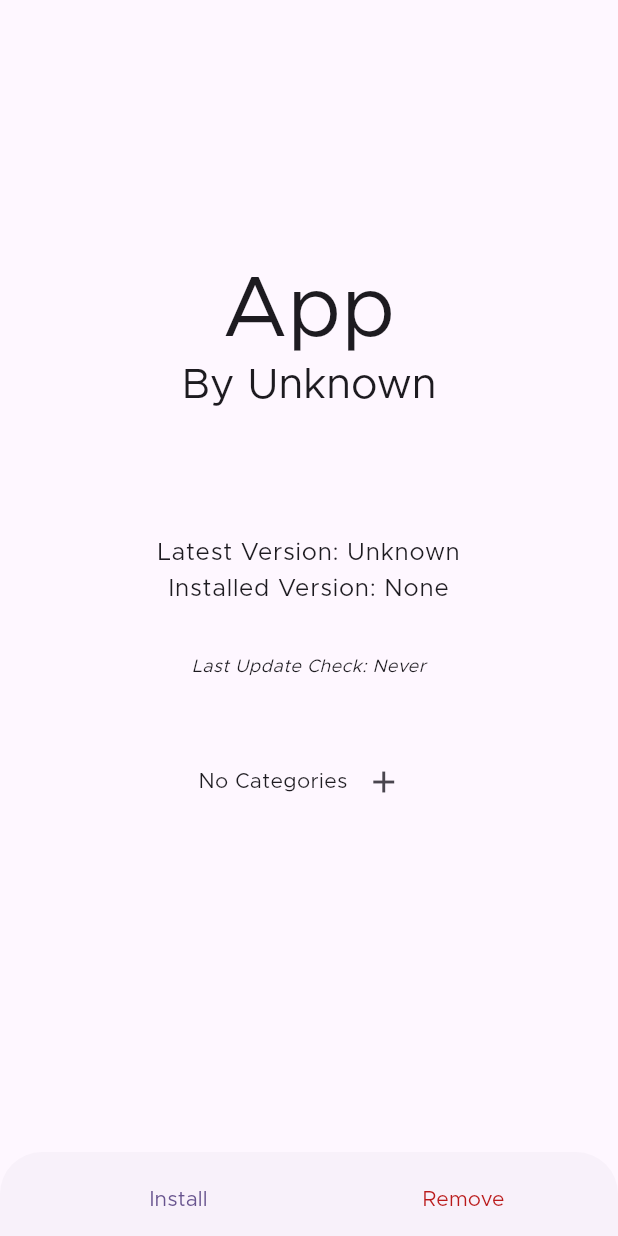
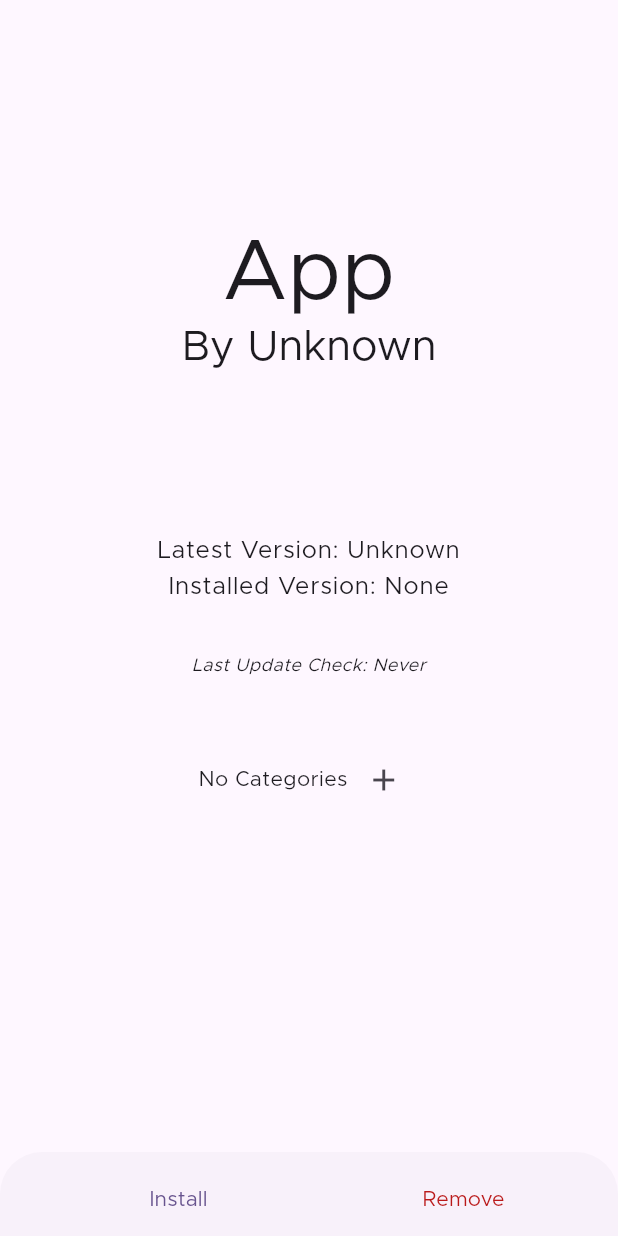
Before and after one commit to ImranR98/Obtainium, a Flutter app: the AppPage screen opened directly with empty values, on a phone screen of 412 x 824 dp. Run offline on Flutter 3.47's test engine with Material 2 defaults, Android fonts, the phone set to English and light mode, and no system bars; drawn by our look-alikes of dynamic_color; our stand-ins replace device_info_plus, easy_localization, file_picker, flutter_local_notifications, fluttertoast, permission_handler and 4 more; missing offline and left inert: android_alarm_manager_plus, android_intent_plus, flutter_fgbg, install_plugin_v2, installed_apps, package_archive_info; accounts and stored records are empty.

Commit message:
Bugfix for different ID same URL Apps (#299)

```diff
--- a/lib/pages/add_app.dart
+++ b/lib/pages/add_app.dart
@@ -118,7 +118,7 @@ class _AddAppPageState extends State<AddAppPage> {
             await settingsProvider.getInstallPermission();
           }
           // Only download the APK here if you need to for the package ID
-          if (sourceProvider.isTempId(app.id) &&
+          if (sourceProvider.isTempId(app) &&
               app.additionalSettings['trackOnly'] != true) {
             // ignore: use_build_context_synchronously
             var apkUrl = await appsProvider.confirmApkUrl(app, context);
--- a/lib/pages/app.dart
+++ b/lib/pages/app.dart
@@ -113,7 +113,7 @@ class _AppPageState extends State<AppPage> {
       mainAxisAlignment: MainAxisAlignment.center,
       crossAxisAlignment: CrossAxisAlignment.stretch,
       children: [
-        const SizedBox(height: 150),
+        const SizedBox(height: 125),
         app?.installedInfo != null
             ? Row(mainAxisAlignment: MainAxisAlignment.center, children: [
                 Image.memory(
@@ -135,6 +135,14 @@ class _AppPageState extends State<AppPage> {
           tr('byX', args: [app?.app.author ?? tr('unknown')]),
           textAlign: TextAlign.center,
           style: Theme.of(context).textTheme.headlineMedium,
+        ),
+        const SizedBox(
+          height: 8,
+        ),
+        Text(
+          app?.app.id ?? '',
+          textAlign: TextAlign.center,
+          style: Theme.of(context).textTheme.labelSmall,
         ),
         const SizedBox(
           height: 32,
--- a/lib/providers/apps_provider.dart
+++ b/lib/providers/apps_provider.dart
@@ -182,7 +182,7 @@ class AppsProvider with ChangeNotifier {
     // The former case should be handled (give the App its real ID), the latter is a security issue
     var newInfo = await PackageArchiveInfo.fromPath(downloadedFile.path);
     if (app.id != newInfo.packageName) {
-      if (apps[app.id] != null && !SourceProvider().isTempId(app.id)) {
+      if (apps[app.id] != null && !SourceProvider().isTempId(app)) {
         throw IDChangedError();
       }
       var originalAppId = app.id;
--- a/lib/providers/source_provider.dart
+++ b/lib/providers/source_provider.dart
@@ -350,21 +350,12 @@ class SourceProvider {
     return false;
   }
 
-  String generateTempID(AppNames names, AppSource source) =>
-      '${names.author.toLowerCase()}_${names.name.toLowerCase()}_${source.host}';
+  String generateTempID(
+          String standardUrl, Map<String, dynamic> additionalSettings) =>
+      (standardUrl + additionalSettings.toString()).hashCode.toString();
 
-  bool isTempId(String id) {
-    List<String> parts = id.split('_');
-    if (parts.length < 3) {
-      return false;
-    }
-    for (int i = 0; i < parts.length - 1; i++) {
-      if (RegExp('.*[A-Z].*').hasMatch(parts[i])) {
-        // TODO: Look into RegEx for non-Latin characters
-        return false;
-      }
-    }
-    return true;
+  bool isTempId(App app) {
+    return app.id == generateTempID(app.url, app.additionalSettings);
   }
 
   Future<App> getApp(
@@ -400,7 +391,7 @@ class SourceProvider {
         currentApp?.id ??
             source.tryInferringAppId(standardUrl,
                 additionalSettings: additionalSettings) ??
-            generateTempID(apk.names, source),
+            generateTempID(standardUrl, additionalSettings),
         standardUrl,
         apk.names.author[0].toUpperCase() + apk.names.author.substring(1),
         name.trim().isNotEmpty
```
